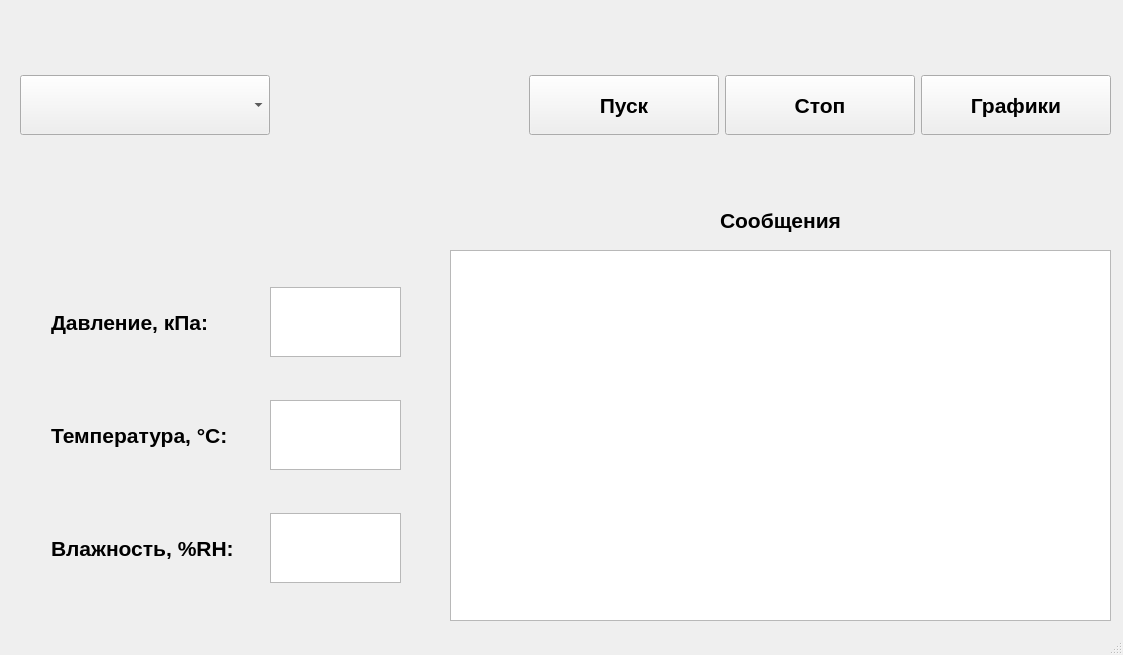
Before: the Qt Designer form form.ui in NikitaKul209/GUI_STM32_F030C8T6, drawn with Qt 5.
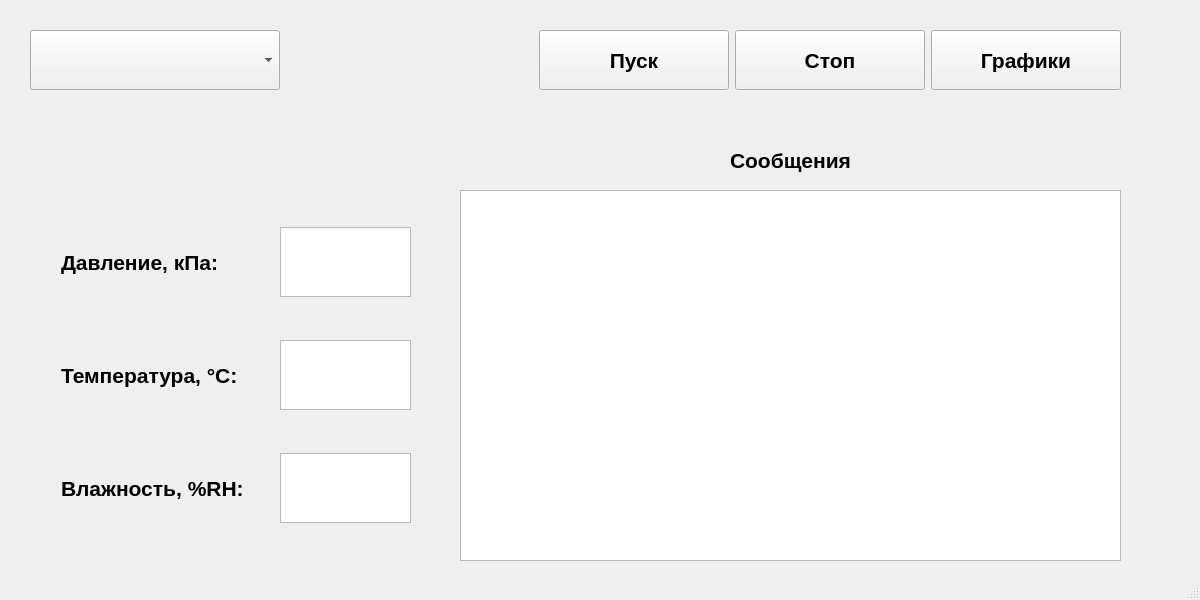
After: the same form once the commit is applied.

```diff
--- a/form.ui
+++ b/form.ui
@@ -6,8 +6,8 @@
    <rect>
     <x>0</x>
     <y>0</y>
-    <width>1123</width>
-    <height>655</height>
+    <width>1200</width>
+    <height>600</height>
    </rect>
   </property>
   <property name="minimumSize">
@@ -29,8 +29,8 @@
    <widget class="QTextEdit" name="textEdit_Messages">
     <property name="geometry">
      <rect>
-      <x>450</x>
-      <y>250</y>
+      <x>460</x>
+      <y>190</y>
       <width>661</width>
       <height>371</height>
      </rect>
@@ -54,8 +54,8 @@
    <widget class="QLabel" name="label_4">
     <property name="geometry">
      <rect>
-      <x>700</x>
-      <y>190</y>
+      <x>710</x>
+      <y>130</y>
       <width>161</width>
       <height>61</height>
      </rect>
@@ -77,8 +77,8 @@
    <widget class="QWidget" name="horizontalLayoutWidget">
     <property name="geometry">
      <rect>
-      <x>20</x>
-      <y>250</y>
+      <x>30</x>
+      <y>190</y>
       <width>412</width>
       <height>371</height>
      </rect>
@@ -259,10 +259,10 @@
    <widget class="QWidget" name="horizontalLayoutWidget_4">
     <property name="geometry">
      <rect>
-      <x>20</x>
-      <y>20</y>
+      <x>30</x>
+      <y>0</y>
       <width>1091</width>
-      <height>171</height>
+      <height>121</height>
      </rect>
     </property>
     <layout class="QHBoxLayout" name="horizontalLayout_9">
```
